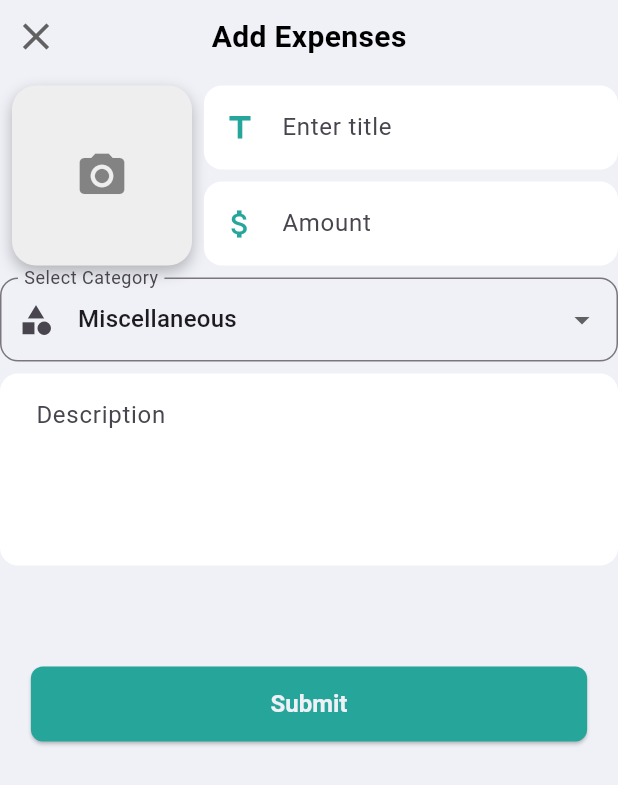
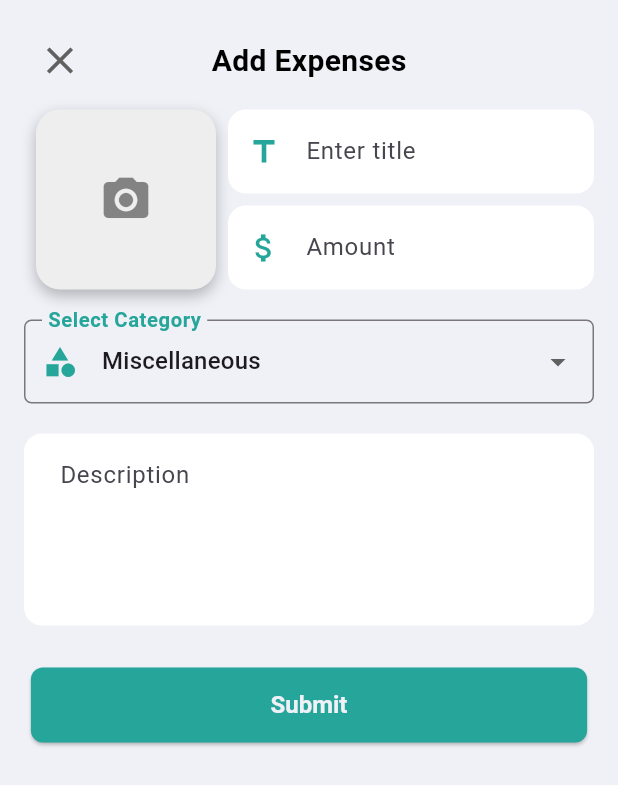
Before and after one commit to siriusanjan/expe_tracking, a Flutter app: the ExpenseForm widget shown alone on an empty page, opened directly, on a phone screen of 412 x 824 dp. Shown: the top 785 px of the screen. Run offline on Flutter 3.47's test engine with Material 3 defaults, Android fonts, the phone set to English and light mode, and no system bars; our stand-ins replace cloud_firestore, connectivity_plus, firebase_auth, firebase_core, firebase_messaging, firebase_storage and 7 more; accounts and stored records are empty.

Commit message:
ui update

```diff
--- a/lib/data_domain/utils/AppStyles.dart
+++ b/lib/ui_layer/AppStyles.dart
@@ -1,6 +1,6 @@
 import 'package:flutter/material.dart';
 
-import 'AppValues.dart';
+import '../data_domain/utils/AppValues.dart';
 
 class AppStyles {
   static ButtonStyle elevatedButtonStyle() {
--- a/lib/data_domain/utils/app_widget.dart
+++ b/lib/ui_layer/app_widget.dart
@@ -1,6 +1,6 @@
 import 'package:flutter/material.dart';
 
-import 'AppValues.dart';
+import '../data_domain/utils/AppValues.dart';
 
 class TextFieldWidget extends StatelessWidget {
   final String hintText;
@@ -32,6 +32,7 @@ class TextFieldWidget extends StatelessWidget {
       keyboardType: keyboardType,
       obscureText: obscure,
       maxLines: lines,
+      autofocus: false,
       validator: (value) {
         if ((value == null || value.isEmpty)) {
           return validatorErrorString;
--- a/lib/ui_layer/employee_form/expense_form.dart
+++ b/lib/ui_layer/employee_form/expense_form.dart
@@ -1,15 +1,13 @@
-
 import 'package:flutter/material.dart';
 import 'package:flutter_bloc/flutter_bloc.dart';
 
 import '../../data_domain/form_employee_expense/bloc_employee_form.dart';
 import '../../data_domain/form_employee_expense/employee_form_helper.dart';
 import '../../data_domain/main_expenses/model/expenses_model.dart';
-import '../../data_domain/utils/AppStyles.dart';
+import '../AppStyles.dart';
 import '../../data_domain/utils/AppValues.dart';
-import '../../data_domain/utils/app_widget.dart';
+import '../app_widget.dart';
 import '../../data_domain/utils/base_data_controller.dart';
-
 
 class ExpenseForm extends StatefulWidget {
   const ExpenseForm({super.key});
@@ -29,6 +27,9 @@ class _ExpenseFormState extends State<ExpenseForm> {
 
   Future<void> _submitForm() async {
     if (_formKey.currentState!.validate()) {
+      try {
+        FocusScope.of(context).unfocus(); // Hides keyboard
+      } catch (e) {}
       ExpensesModel expensesModel = ExpensesModel();
       expensesModel.title = _titleController.text;
       expensesModel.description = _descriptionController.text;
@@ -38,7 +39,7 @@ class _ExpenseFormState extends State<ExpenseForm> {
       expensesModel.authorMail = BaseDataController().user?.email ?? "";
       expensesModel.category = employeeHelper.expenseCategoryEnum;
       employeeHelper.expensesModel = expensesModel;
-      employeeHelper.submitForm(context);
+      await employeeHelper.submitForm(context);
     }
   }
 
@@ -52,15 +53,12 @@ class _ExpenseFormState extends State<ExpenseForm> {
 
   @override
   Widget build(BuildContext context) {
-    return BlocProvider<BlocEmployeeForm>(
+    return Padding(
+      padding: const EdgeInsets.all(16.0),
+      child: BlocProvider<BlocEmployeeForm>(
           create: (BuildContext blocContext) => employeeHelper.blocEmployee,
-        child: Scaffold(
-            resizeToAvoidBottomInset: true,
-            // Ensures the keyboard doesn't overlap the UI
-            body: SingleChildScrollView(
-              child: SizedBox(
-                height: AppValues.mainScreenHeight * 0.6,
           child: Column(
+            mainAxisSize: MainAxisSize.min,
             children: [
               Stack(
                 children: [
@@ -91,8 +89,7 @@ class _ExpenseFormState extends State<ExpenseForm> {
                   ),
                 ],
               ),
-                    Expanded(
-                      child: Padding(
+              Padding(
                 padding: const EdgeInsets.symmetric(vertical: 8),
                 child: Form(
                   key: _formKey,
@@ -101,29 +98,23 @@ class _ExpenseFormState extends State<ExpenseForm> {
                     children: [
                       Row(
                         children: [
-                                  BlocBuilder<BlocEmployeeForm,
-                                          EmployeeFormState>(
+                          BlocBuilder<BlocEmployeeForm, EmployeeFormState>(
                               buildWhen: (prevState, state) {
-                                    if (state ==
-                                            EmployeeFormState.initialState ||
-                                        state ==
-                                            EmployeeFormState.photoPicked ||
-                                        state ==
-                                            EmployeeFormState.pickingImage) {
+                            if (state == EmployeeFormState.initialState ||
+                                state == EmployeeFormState.photoPicked ||
+                                state == EmployeeFormState.pickingImage) {
                               return true;
                             } else {
                               return false;
                             }
                           }, builder: (context, state) {
                             employeeHelper =
-                                        BlocProvider.of<BlocEmployeeForm>(
-                                                context)
+                                BlocProvider.of<BlocEmployeeForm>(context)
                                     .employeeHelper;
                             return Container(
                               width: 120,
                               height: 120,
-                                      margin:
-                                          const EdgeInsets.symmetric(horizontal: 8),
+                              margin: const EdgeInsets.symmetric(horizontal: 8),
                               decoration: BoxDecoration(
                                 color: Colors.grey[200],
                                 borderRadius: BorderRadius.circular(16),
@@ -131,19 +122,16 @@ class _ExpenseFormState extends State<ExpenseForm> {
                                   BoxShadow(
                                     color: Colors.black26,
                                     blurRadius: 8,
-                                            offset:
-                                                Offset(0, 4), // Shadow position
+                                    offset: Offset(0, 4), // Shadow position
                                   ),
                                 ],
                               ),
-                                      child: employeeHelper.finalPickedFile ==
-                                              null
+                              child: employeeHelper.finalPickedFile == null
                                   ? GestureDetector(
                                       onTap: () {
                                         // Handle image picking logic
 
-                                                employeeHelper
-                                                    .pickImage(context);
+                                        employeeHelper.pickImage(context);
                                       },
                                       child: const Center(
                                         child: Icon(
@@ -157,16 +145,13 @@ class _ExpenseFormState extends State<ExpenseForm> {
                                   : GestureDetector(
                                       onTap: () {
                                         // Handle image picking logic
-                                                employeeHelper
-                                                    .pickImage(context);
+                                        employeeHelper.pickImage(context);
                                       },
                                       child: ClipRRect(
-                                                borderRadius:
-                                                    BorderRadius.circular(16),
+                                        borderRadius: BorderRadius.circular(16),
                                         // Match borderRadius for smooth corners
                                         child: Image.file(
-                                                  employeeHelper
-                                                      .finalPickedFile!,
+                                          employeeHelper.finalPickedFile!,
                                           fit: BoxFit.cover,
                                         ),
                                       )),
@@ -178,18 +163,15 @@ class _ExpenseFormState extends State<ExpenseForm> {
                                 TextFieldWidget(
                                   hintText: "Enter title",
                                   icon: Icons.title,
-                                          textEditingController:
-                                              _titleController,
-                                          validatorErrorString:
-                                              "Please enter title",
+                                  textEditingController: _titleController,
+                                  validatorErrorString: "Please enter title",
                                 ),
                                 const Padding(padding: EdgeInsets.all(4)),
                                 TextFieldWidget(
                                   hintText: "Amount",
                                   icon: Icons.attach_money,
                                   keyboardType: TextInputType.number,
-                                          textEditingController:
-                                              _amountController,
+                                  textEditingController: _amountController,
                                   validatorErrorString:
                                       "Please enter a valid number",
                                 ),
@@ -198,14 +180,22 @@ class _ExpenseFormState extends State<ExpenseForm> {
                           )
                         ],
                       ),
-                              const Padding(padding: EdgeInsets.all(4)),
+                      const Padding(padding: EdgeInsets.all(10)),
                       DropdownButtonFormField<ExpenseCategoryEnum>(
                         value: employeeHelper.expenseCategoryEnum,
                         decoration: InputDecoration(
                           labelText: "Select Category",
-                                  prefixIcon: const Icon(Icons.category),
+                          labelStyle: TextStyle(
+                              color: AppValues.primaryColor,
+                              fontSize: 18,
+                              fontWeight: FontWeight.w600),
+                          prefixIcon: Icon(
+                            Icons.category,
+                            color: AppValues.primaryColor,
+                          ),
+                          suffixStyle: TextStyle(color: AppValues.primaryColor),
                           border: OutlineInputBorder(
-                                    borderRadius: BorderRadius.circular(12),
+                            borderRadius: BorderRadius.circular(5),
                           ),
                         ),
                         items: ExpenseCategoryEnum.values
@@ -213,33 +203,30 @@ class _ExpenseFormState extends State<ExpenseForm> {
                           return DropdownMenuItem(
                             value: category,
                             child: Text(category.name[0].toUpperCase() +
-                                        category.name.substring(
-                                            1)), // Capitalize first letter
+                                category.name
+                                    .substring(1)), // Capitalize first letter
                           );
                         }).toList(),
                         onChanged: (ExpenseCategoryEnum? value) {
                           setState(() {
                             employeeHelper.expenseCategoryEnum =
-                                        value ??
-                                            ExpenseCategoryEnum.miscellaneous;
+                                value ?? ExpenseCategoryEnum.miscellaneous;
                           });
                         },
-                                validator: (value) => value == null
-                                    ? "Please select a category"
-                                    : null,
+                        validator: (value) =>
+                            value == null ? "Please select a category" : null,
                       ),
-                              const Padding(padding: EdgeInsets.all(4)),
+                      const Padding(padding: EdgeInsets.all(10)),
                       TextFieldWidget(
                         hintText: "Description",
                         icon: Icons.title,
                         textInputAction: TextInputAction.newline,
                         lines: 4,
                         textEditingController: _descriptionController,
-                                validatorErrorString:
-                                    "Please enter a description",
+                        validatorErrorString: "Please enter a description",
                       ),
+                      const Padding(padding: EdgeInsets.all(10)),
                     ],
-                          ),
                   ),
                 ),
               ),
@@ -250,9 +237,8 @@ class _ExpenseFormState extends State<ExpenseForm> {
                 child: const Text('Submit'),
               ),
             ],
-                ),
-              ),
-            )));
+          )),
+    );
   }
 
   @override
--- a/lib/ui_layer/login/login_sceen.dart
+++ b/lib/ui_layer/login/login_sceen.dart
@@ -1,9 +1,9 @@
 import 'package:expe_traking/data_domain/login/login_helper.dart';
 import 'package:flutter/material.dart';
 
-import '../../data_domain/utils/AppStyles.dart';
+import '../AppStyles.dart';
 import '../../data_domain/utils/AppValues.dart';
-import '../../data_domain/utils/app_widget.dart';
+import '../app_widget.dart';
 import '../main_expenses/parent_view.dart';
 
 class LoginScreen extends StatefulWidget {
```
Also changed, not shown: lib/data_domain/form_employee_expense/employee_form_helper.dart (+34 -13 lines), lib/data_domain/main_expenses/expenses_helper.dart (+27 -18 lines), lib/data_domain/notification/notification_manager.dart (+6 -4 lines), lib/data_domain/utils/app_utils.dart (+22 -2 lines), lib/ui_layer/main_expenses/view/expenses_list_screen.dart (+18 -21 lines), lib/ui_layer/main_expenses/view/widget/expenses_detail_view.dart (+15 -5 lines), lib/ui_layer/main_expenses/view/widget/filter_view.dart (+20 -2 lines), lib/ui_layer/profile/profile_view.dart (+10 -4 lines). Lines whose indentation alone changed are shown as unchanged.
